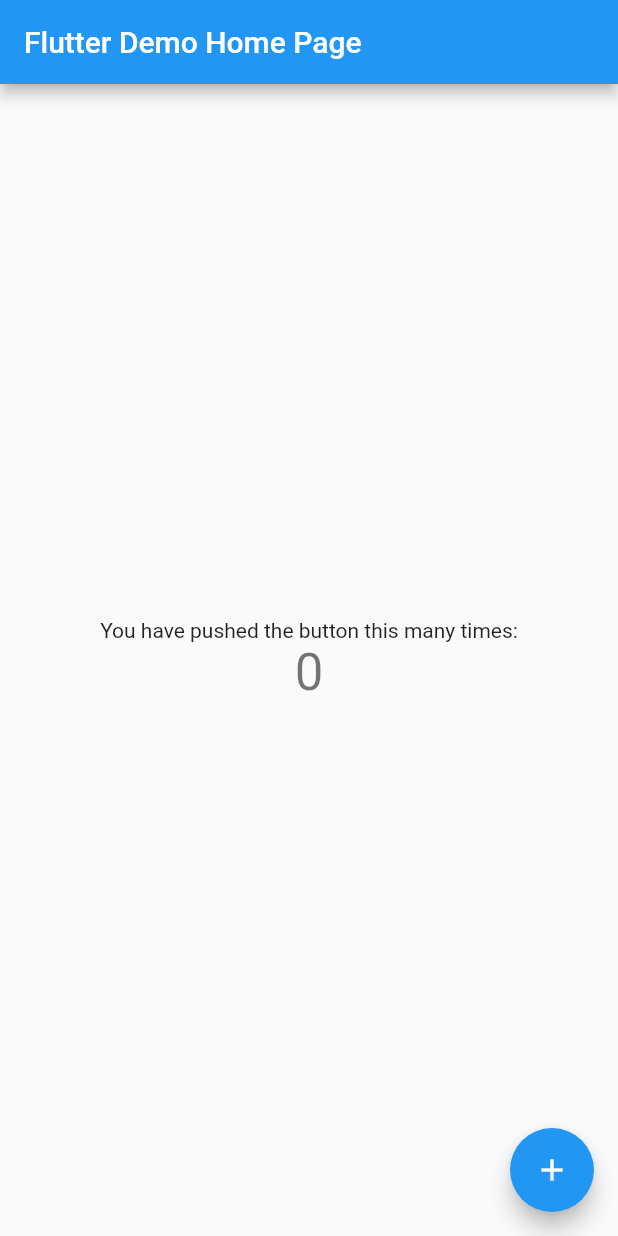
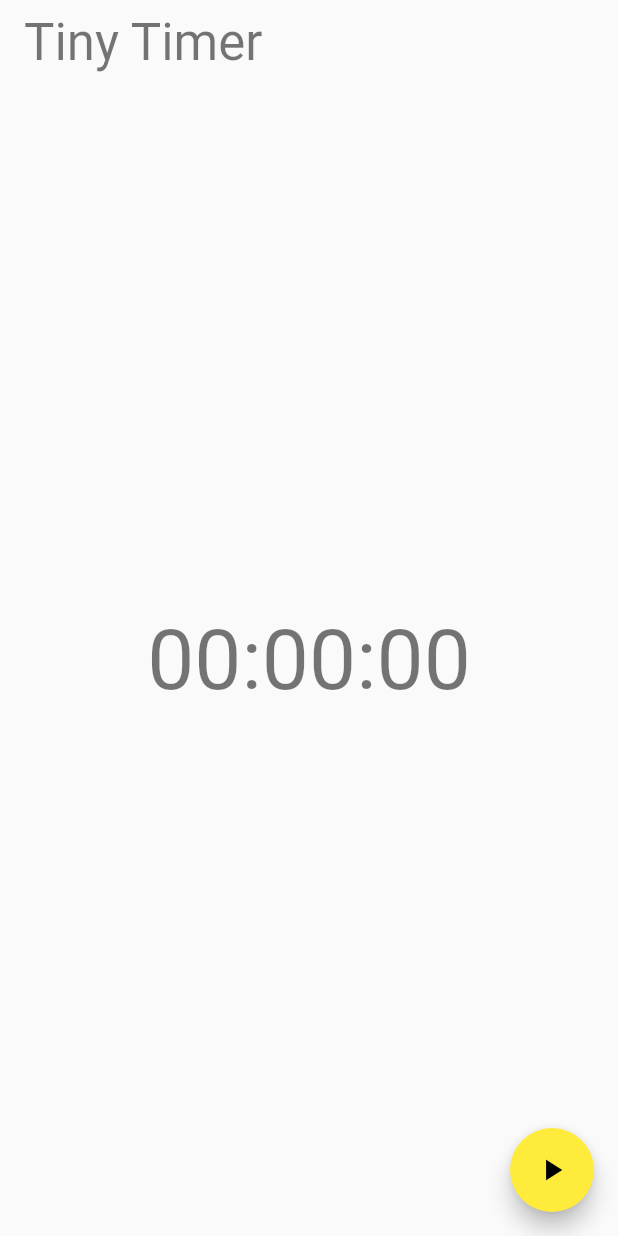
Before and after one commit to eze-mangalu/tinytimer, a Flutter app: the screen it shows after launch, on a phone screen of 412 x 824 dp. Run offline on Flutter 3.47's test engine with Material 2 defaults, Android fonts, the phone set to English and light mode, and no system bars.

Commit message:
Created timer

```diff
--- a/lib/main.dart
+++ b/lib/main.dart
@@ -1,3 +1,5 @@
+import 'dart:async';
+
 import 'package:flutter/material.dart';
 
 void main() {
@@ -7,39 +9,25 @@ void main() {
 class MyApp extends StatelessWidget {
   const MyApp({Key? key}) : super(key: key);
 
-  // This widget is the root of your application.
   @override
   Widget build(BuildContext context) {
     return MaterialApp(
-      title: 'Flutter Demo',
+      title: 'Timer',
       theme: ThemeData(
-        // This is the theme of your application.
-        //
-        // Try running your application with "flutter run". You'll see the
-        // application has a blue toolbar. Then, without quitting the app, try
-        // changing the primarySwatch below to Colors.green and then invoke
-        // "hot reload" (press "r" in the console where you ran "flutter run",
-        // or simply save your changes to "hot reload" in a Flutter IDE).
-        // Notice that the counter didn't reset back to zero; the application
-        // is not restarted.
-        primarySwatch: Colors.blue,
+        primarySwatch: Colors.yellow,
+        appBarTheme: AppBarTheme.of(context).copyWith(
+            elevation: 0,
+            backgroundColor: Colors.transparent,
+            titleTextStyle: Theme.of(context).textTheme.headlineMedium,
+            centerTitle: false),
       ),
-      home: const MyHomePage(title: 'Flutter Demo Home Page'),
+      home: const MyHomePage(title: 'Tiny Timer'),
     );
   }
 }
 
 class MyHomePage extends StatefulWidget {
   const MyHomePage({Key? key, required this.title}) : super(key: key);
-
-  // This widget is the home page of your application. It is stateful, meaning
-  // that it has a State object (defined below) that contains fields that affect
-  // how it looks.
-
-  // This class is the configuration for the state. It holds the values (in this
-  // case the title) provided by the parent (in this case the App widget) and
-  // used by the build method of the State. Fields in a Widget subclass are
-  // always marked "final".
 
   final String title;
 
@@ -48,68 +36,75 @@ class MyHomePage extends StatefulWidget {
 }
 
 class _MyHomePageState extends State<MyHomePage> {
-  int _counter = 0;
+  Timer? timer;
+  Duration secondsElapsed = const Duration(seconds: 0);
 
-  void _incrementCounter() {
+  void _startCounter() {
+    timer = Timer.periodic(const Duration(seconds: 1), (_) {
+      final seconds = secondsElapsed.inSeconds + 1;
+      setState(() {
+        secondsElapsed = Duration(seconds: seconds);
+      });
+    });
+  }
+
+  void _pause() {
     setState(() {
-      // This call to setState tells the Flutter framework that something has
-      // changed in this State, which causes it to rerun the build method below
-      // so that the display can reflect the updated values. If we changed
-      // _counter without calling setState(), then the build method would not be
-      // called again, and so nothing would appear to happen.
-      _counter++;
+      timer!.cancel();
+    });
+  }
+
+  void _reset() {
+    _pause();
+    setState(() {
+      secondsElapsed = const Duration(seconds: 0);
     });
   }
 
   @override
   Widget build(BuildContext context) {
-    // This method is rerun every time setState is called, for instance as done
-    // by the _incrementCounter method above.
-    //
-    // The Flutter framework has been optimized to make rerunning build methods
-    // fast, so that you can just rebuild anything that needs updating rather
-    // than having to individually change instances of widgets.
+    final TextStyle? style = Theme.of(context).textTheme.displayMedium;
+    String timeDigits(int n) => n.toString().padLeft(2, '0');
+
+    final hours = timeDigits(secondsElapsed.inHours.remainder(24));
+    final minutes = timeDigits(secondsElapsed.inMinutes.remainder(60));
+    final seconds = timeDigits(secondsElapsed.inSeconds.remainder(60));
+
+    final bool isTimerRunning = timer?.isActive ?? false;
+
     return Scaffold(
       appBar: AppBar(
-        // Here we take the value from the MyHomePage object that was created by
-        // the App.build method, and use it to set our appbar title.
         title: Text(widget.title),
       ),
-      body: Center(
-        // Center is a layout widget. It takes a single child and positions it
-        // in the middle of the parent.
-        child: Column(
-          // Column is also a layout widget. It takes a list of children and
-          // arranges them vertically. By default, it sizes itself to fit its
-          // children horizontally, and tries to be as tall as its parent.
-          //
-          // Invoke "debug painting" (press "p" in the console, choose the
-          // "Toggle Debug Paint" action from the Flutter Inspector in Android
-          // Studio, or the "Toggle Debug Paint" command in Visual Studio Code)
-          // to see the wireframe for each widget.
-          //
-          // Column has various properties to control how it sizes itself and
-          // how it positions its children. Here we use mainAxisAlignment to
-          // center the children vertically; the main axis here is the vertical
-          // axis because Columns are vertical (the cross axis would be
-          // horizontal).
-          mainAxisAlignment: MainAxisAlignment.center,
-          children: <Widget>[
-            const Text(
-              'You have pushed the button this many times:',
+      body: Column(
+        mainAxisAlignment: MainAxisAlignment.center,
+        children: [
+          Expanded(
+            child: Center(
+              child: Text(
+                '$hours:$minutes:$seconds',
+                style: style,
+              ),
             ),
-            Text(
-              '$_counter',
-              style: Theme.of(context).textTheme.headline4,
+          ),
+          if (secondsElapsed.inMilliseconds > 0)
+            IconButton(
+              onPressed: _reset,
+              icon: const Icon(Icons.stop),
             ),
-          ],
-        ),
+        ],
       ),
-      floatingActionButton: FloatingActionButton(
-        onPressed: _incrementCounter,
-        tooltip: 'Increment',
-        child: const Icon(Icons.add),
-      ), // This trailing comma makes auto-formatting nicer for build methods.
+      floatingActionButton: !isTimerRunning
+          ? FloatingActionButton(
+              onPressed: _startCounter,
+              child: const Icon(Icons.play_arrow),
+            )
+          : FloatingActionButton(
+              onPressed: _pause,
+              backgroundColor: Colors.black,
+              foregroundColor: Colors.white,
+              child: const Icon(Icons.pause),
+            ),
     );
   }
 }
```
